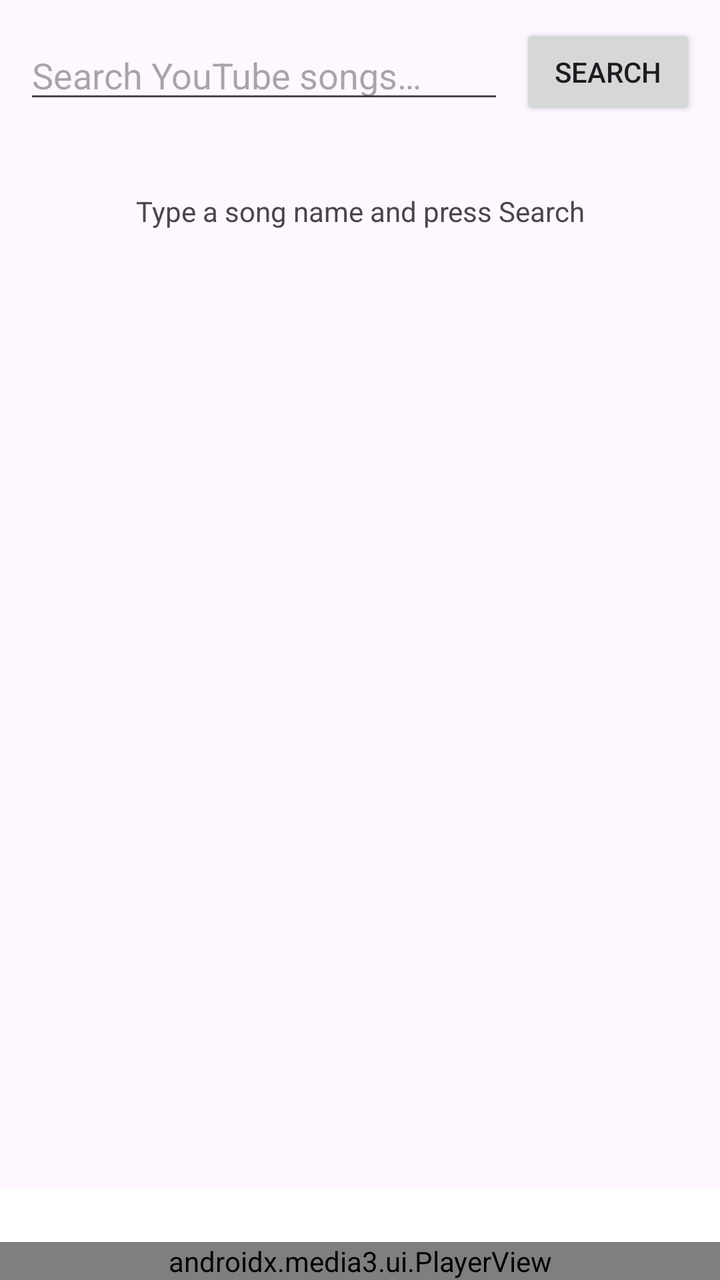
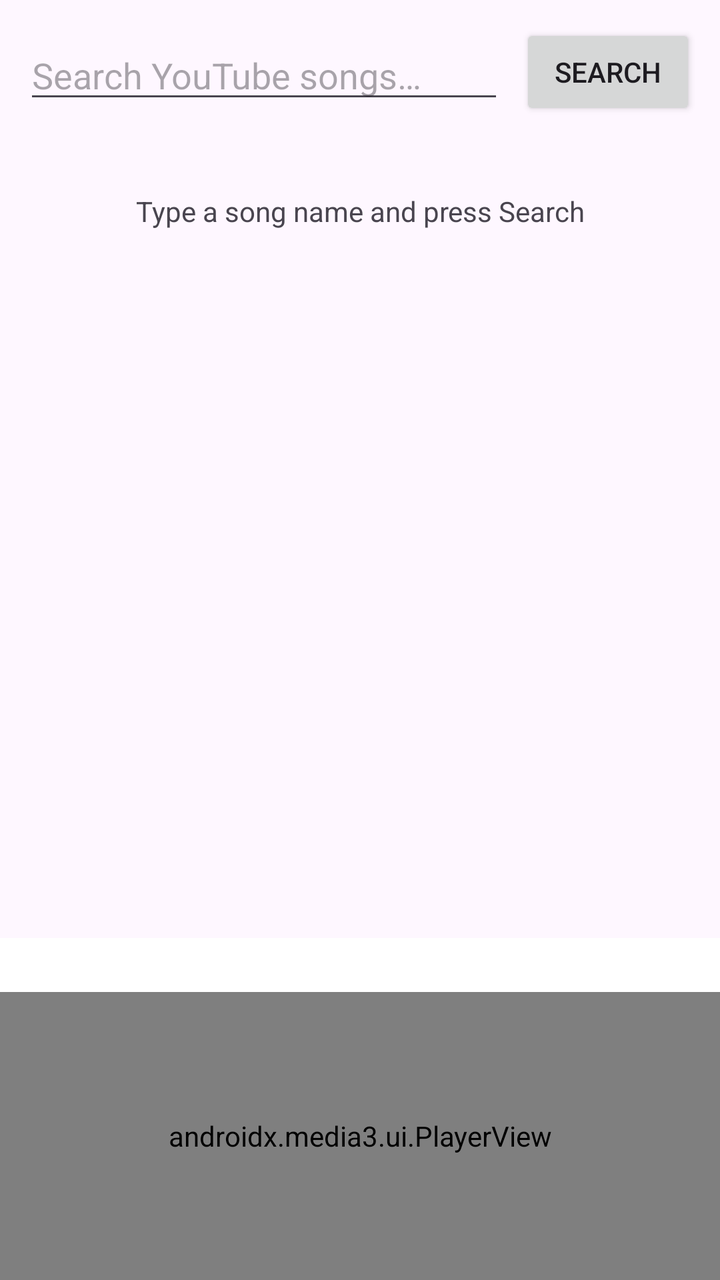

The first picture is an Android layout as it rendered before a commit; the second is the same layout after the commit. The layout source and the unified diff follow.
<!-- AndroidManifest.xml: application theme Theme.YTMusic -->
<!-- res/layout/activity_main.xml -->
<?xml version="1.0" encoding="utf-8"?>
<LinearLayout xmlns:android="http://schemas.android.com/apk/res/android"
    xmlns:app="http://schemas.android.com/apk/res-auto"
    android:layout_width="match_parent"
    android:layout_height="match_parent"
    android:orientation="vertical">

    <LinearLayout
        android:layout_width="match_parent"
        android:layout_height="wrap_content"
        android:gravity="center_vertical"
        android:orientation="horizontal"
        android:padding="12dp">

        <EditText
            android:id="@+id/searchInput"
            android:layout_width="0dp"
            android:layout_height="wrap_content"
            android:layout_weight="1"
            android:hint="@string/search_hint"
            android:imeOptions="actionSearch"
            android:importantForAutofill="no"
            android:inputType="text"
            android:maxLines="1" />

        <Button
            android:id="@+id/searchButton"
            android:layout_width="wrap_content"
            android:layout_height="wrap_content"
            android:layout_marginStart="8dp"
            android:text="@string/search" />
    </LinearLayout>

    <ProgressBar
        android:id="@+id/progress"
        android:layout_width="wrap_content"
        android:layout_height="wrap_content"
        android:layout_gravity="center_horizontal"
        android:visibility="gone" />

    <TextView
        android:id="@+id/emptyText"
        android:layout_width="match_parent"
        android:layout_height="wrap_content"
        android:gravity="center"
        android:padding="24dp"
        android:text="@string/initial_hint"
        android:textColor="?android:attr/textColorSecondary" />

    <androidx.recyclerview.widget.RecyclerView
        android:id="@+id/recycler"
        android:layout_width="match_parent"
        android:layout_height="0dp"
        android:layout_weight="1"
        android:clipToPadding="false"
        android:paddingBottom="4dp" />

    <LinearLayout
        android:layout_width="match_parent"
        android:layout_height="wrap_content"
        android:background="?android:attr/colorBackgroundFloating"
        android:orientation="vertical">

        <TextView
            android:id="@+id/nowPlaying"
            android:layout_width="match_parent"
            android:layout_height="wrap_content"
            android:ellipsize="end"
            android:maxLines="1"
            android:paddingStart="16dp"
            android:paddingTop="8dp"
            android:paddingEnd="16dp"
            android:textStyle="bold" />

        <androidx.media3.ui.PlayerView
            android:id="@+id/playerView"
            android:layout_width="match_parent"
            android:layout_height="wrap_content"
            app:show_timeout="0"
            app:use_controller="true" />
    </LinearLayout>
</LinearLayout>
<!-- resources referenced by this layout -->
<resources>
  <string name="initial_hint">Type a song name and press Search</string>
  <string name="search">Search</string>
  <string name="search_hint">Search YouTube songs…</string>
  <style name="Theme.YTMusic" parent="Theme.Material3.DayNight.NoActionBar">
          <item name="colorPrimary">@color/brand_red</item>
      </style>
  <color name="brand_red">#FF0000</color>
</resources>

<!-- the commit's change to res/layout/activity_main.xml (unified diff, before → after) -->
@@ -75,7 +75,7 @@
         <androidx.media3.ui.PlayerView
             android:id="@+id/playerView"
             android:layout_width="match_parent"
-            android:layout_height="wrap_content"
+            android:layout_height="144dp"
             app:show_timeout="0"
             app:use_controller="true" />
     </LinearLayout>
